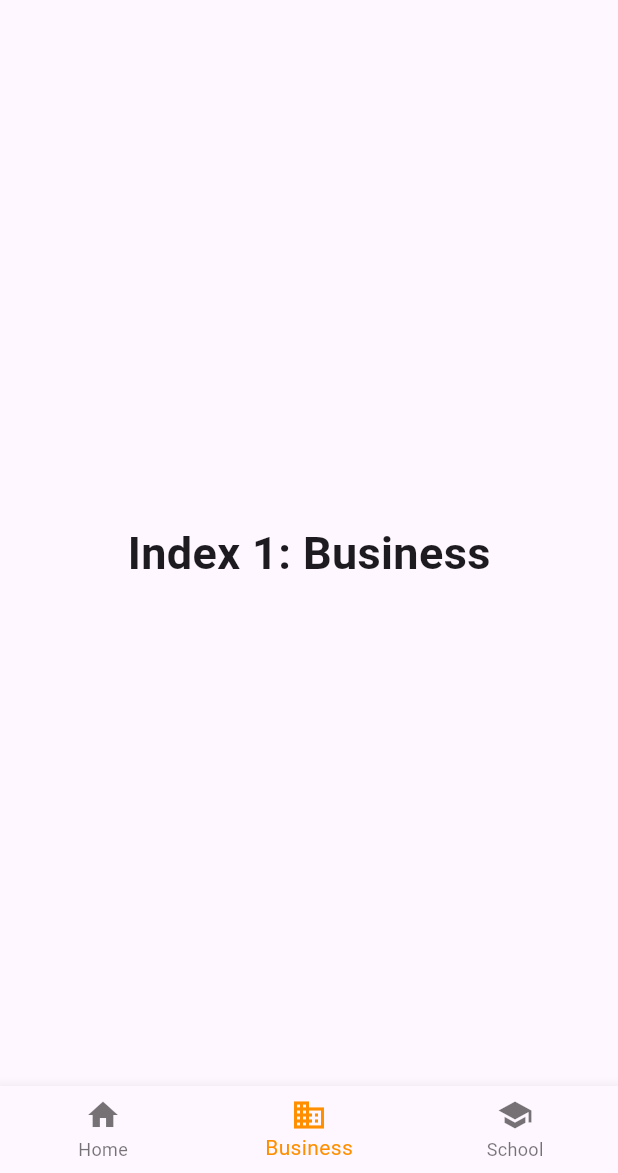
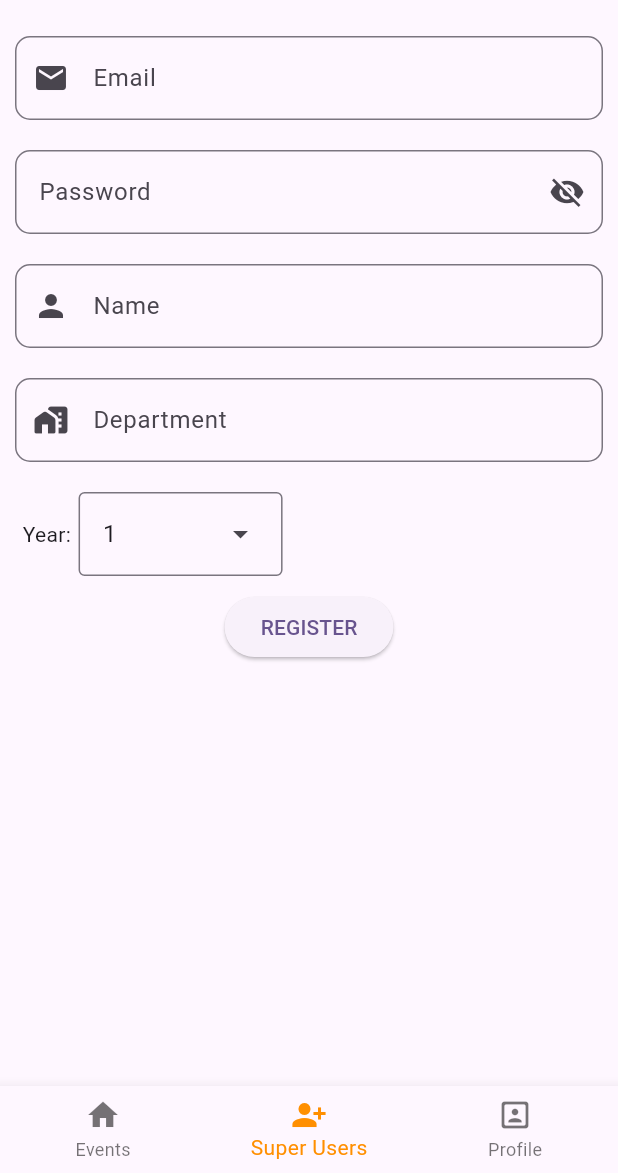
Before and after one commit to shijin01/cet_eventzone, a Flutter app: the HomeScreen screen opened by its route, item 2 of the bottom bar chosen, on a phone screen of 412 x 824 dp, the part 63-1236 px from its top. Run offline on Flutter 3.47's test engine with Material 2 defaults, Android fonts, the phone set to English and light mode, and no system bars; our stand-ins replace supabase_flutter; accounts and stored records are empty.

Commit message:
added add _department,dbconnect

```diff
--- /dev/null
+++ b/lib/components/adddepartment.dart
@@ -0,0 +1,119 @@
+import 'package:flutter/material.dart';
+
+class AddDepartment extends StatefulWidget {
+  const AddDepartment({super.key});
+
+  @override
+  State<AddDepartment> createState() => _AddDepartmentState();
+}
+
+class _AddDepartmentState extends State<AddDepartment> {
+  final ScrollController controller = ScrollController();
+  final emailcontroller = TextEditingController();
+  final passwordcontroller = TextEditingController();
+  final namecontroller = TextEditingController();
+  final departmentcontroller = TextEditingController();
+  final yearcontroller = TextEditingController();
+  int? year;
+
+  // var dropvalue = droplist[0];
+  bool showpassword = false;
+
+  @override
+  Widget build(BuildContext context) {
+    const List<int> droplist = <int>[1, 2, 3, 4, 5];
+    final List<DropdownMenuEntry<int>> dropdownmenuentries =
+        <DropdownMenuEntry<int>>[];
+    for (int i in droplist) {
+      dropdownmenuentries
+          .add(DropdownMenuEntry<int>(value: i, label: i.toString()));
+    }
+
+    return Column(
+      crossAxisAlignment: CrossAxisAlignment.center,
+      children: [
+    Container(
+      padding: const EdgeInsets.all(10),
+      child: TextField(
+        controller: emailcontroller,
+        decoration: const InputDecoration(
+            hintText: "Email",
+            prefixIcon: Icon(Icons.email),
+            border: OutlineInputBorder(
+                borderRadius: BorderRadius.all(Radius.circular(10.0)))),
+      ),
+    ),
+    Container(
+      padding: const EdgeInsets.all(10),
+      child: TextField(
+        obscureText: showpassword,
+        decoration: InputDecoration(
+            hintText: "Password",
+            suffixIcon: IconButton(
+                onPressed: () {
+                  setState(() {
+                    showpassword = !showpassword;
+                  });
+                },
+                icon: showpassword
+                    ? Icon(Icons.visibility)
+                    : Icon(Icons.visibility_off)),
+            border: const OutlineInputBorder(
+                borderRadius: BorderRadius.all(Radius.circular(10.0)))),
+        controller: passwordcontroller,
+      ),
+    ),
+    Container(
+      padding: const EdgeInsets.all(10),
+      child: TextField(
+        controller: namecontroller,
+        decoration: const InputDecoration(
+            hintText: "Name",
+            prefixIcon: Icon(Icons.person),
+            border: OutlineInputBorder(
+                borderRadius: BorderRadius.all(Radius.circular(10.0)))),
+      ),
+    ),
+    Container(
+      padding: const EdgeInsets.all(10),
+      child: TextField(
+        controller: departmentcontroller,
+        decoration: const InputDecoration(
+            hintText: "Department",
+            prefixIcon: Icon(Icons.home_work_rounded),
+            border: OutlineInputBorder(
+                borderRadius: BorderRadius.all(Radius.circular(10.0)))),
+      ),
+    ),
+    Container(
+      padding: const EdgeInsets.all(10),
+      child: Row(
+        children: [
+          Container(
+            padding: const EdgeInsets.all(5),
+            child: const Text("Year:"),
+          ),
+          DropdownMenu<int>(
+            initialSelection: 1,
+            dropdownMenuEntries: dropdownmenuentries,
+            controller: yearcontroller,
+            onSelected: (i) {
+              setState(() {
+                year = i;
+              });
+            },
+          )
+        ],
+      ),
+    ),
+    ElevatedButton(
+        onPressed: () {
+          ScaffoldMessenger.of(context).showSnackBar(SnackBar(
+              content: Text(
+                  "email:${emailcontroller.text}\npassword:${passwordcontroller.text}\nname:${namecontroller.text}\ndepartment:${departmentcontroller.text}\nyear:$year\n")));
+        },
+        child: const Text("REGISTER"))
+      ],
+    );
+  }
+}
--- a/lib/components/homescreen.dart
+++ b/lib/components/homescreen.dart
@@ -1,5 +1,6 @@
+import 'package:cet_eventzone/components/adddepartment.dart';
 import 'package:flutter/material.dart';
-import 'package:cet_eventzone/main.dart';
+// import 'package:cet_eventzone/main.dart';
 // import 'login.dart';
 import 'eventpage.dart';
 
@@ -16,10 +17,8 @@ class _HomeScreenState extends State<HomeScreen> {
       TextStyle(fontSize: 30, fontWeight: FontWeight.bold);
   static const List<Widget> _widgetOptions = <Widget>[
     EventWidget(),
-    Text(
-      'Index 1: Business',
-      style: optionStyle,
-    ),
+    AddDepartment(),
+    // Text("Testing"),
     Text(
       'Index 2: School',
       style: optionStyle,
@@ -35,6 +34,7 @@ class _HomeScreenState extends State<HomeScreen> {
   @override
   Widget build(BuildContext context) {
     return Scaffold(
+      resizeToAvoidBottomInset: false,
       appBar: AppBar(
         title: const Text('EventZone'),
       ),
@@ -45,15 +45,15 @@ class _HomeScreenState extends State<HomeScreen> {
         items: const <BottomNavigationBarItem>[
           BottomNavigationBarItem(
             icon: Icon(Icons.home),
-            label: 'Home',
+            label: 'Events',
           ),
           BottomNavigationBarItem(
-            icon: Icon(Icons.business),
-            label: 'Business',
+            icon: Icon(Icons.person_add_alt_1_sharp),
+            label: 'Super Users',
           ),
           BottomNavigationBarItem(
-            icon: Icon(Icons.school),
-            label: 'School',
+            icon: Icon(Icons.portrait_rounded),
+            label: 'Profile',
           ),
         ],
         currentIndex: _selectedIndex,
```
Also changed, not shown: lib/components/eventpage.dart (+9 -8 lines), lib/components/login.dart (+8 -5 lines), lib/dbconnect.dart (added, +37 -0 lines).
